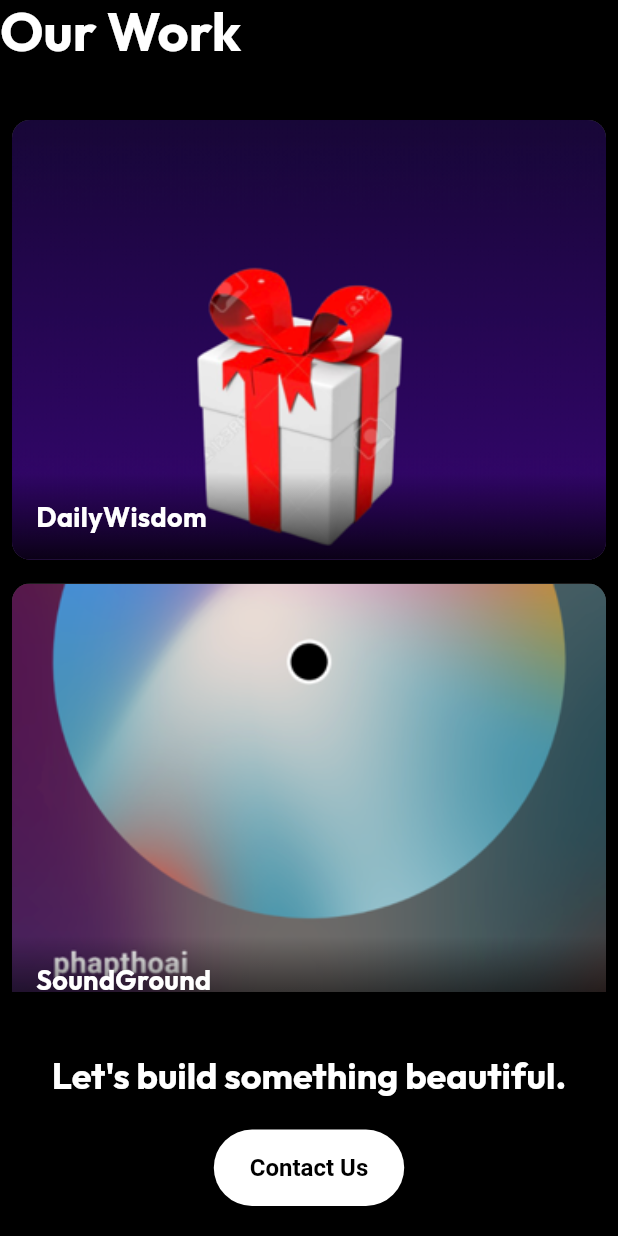
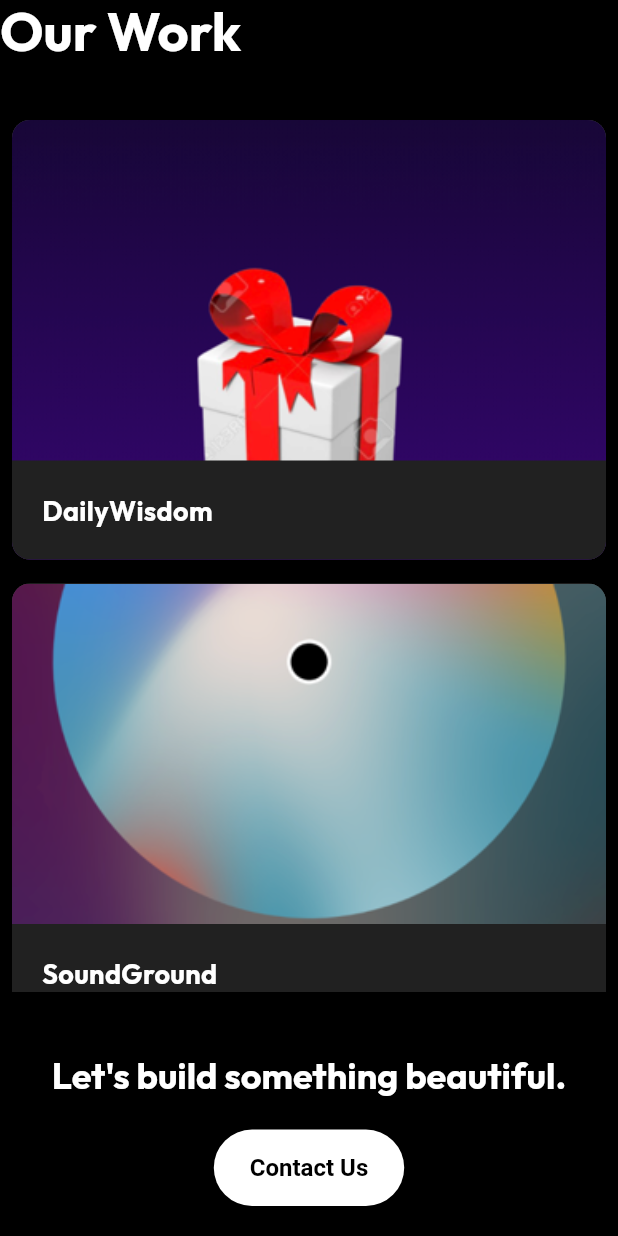
Before and after one commit to nhuquan/livana-home, a Flutter app: the OurWorkScreen widget shown alone on an empty page, opened directly, on a phone screen of 412 x 824 dp. Run offline on Flutter 3.47's test engine with Material 3 defaults, Android fonts, the phone set to English and light mode, and no system bars; our stand-ins replace google_fonts.

Commit message:
donw product

```diff
--- a/lib/screen/product_screen.dart
+++ b/lib/screen/product_screen.dart
@@ -1,4 +1,5 @@
 import 'package:flutter/material.dart';
+import 'package:url_launcher/url_launcher.dart';
 
 class OurWorkScreen extends StatelessWidget {
   const OurWorkScreen({super.key});
@@ -13,18 +14,24 @@ class OurWorkScreen extends StatelessWidget {
       {
         'title': 'DailyWisdom',
         'imagePath': 'assets/images/dailyWisdom.png',
+        'url':
+            'https://play.google.com/store/apps/details?id=dev.livana.dailywisdom'
       },
       {
         'title': 'SoundGround',
         'imagePath': 'assets/images/soundGround.png',
+        'url':
+            'https://play.google.com/store/apps/details?id=dev.livana.soundground',
       },
       {
         'title': 'Flappy',
         'imagePath': 'assets/images/flappy.png',
-      }, // Replace with actual paths
+        'url': 'https://flappy.livana.dev/',
+      },
       {
         'title': 'StarHunter',
         'imagePath': 'assets/images/starHunter.png',
+        'url': 'https://nhuquan.github.io/starHunter/',
       },
     ];
 
@@ -58,6 +65,7 @@ class OurWorkScreen extends StatelessWidget {
                             .map((item) => _WorkItemCard(
                                   title: item['title']!,
                                   imagePath: item['imagePath']!,
+                                  url: item['url']!,
                                   isSmall: true,
                                 ))
                             .toList(),
@@ -71,7 +79,7 @@ class OurWorkScreen extends StatelessWidget {
                                   child: _WorkItemCard(
                                       title: item['title']!,
                                       imagePath: item['imagePath']!,
-                                  ),
+                                      url: item['url']!),
                                 ))
                             .toList(),
                       );
@@ -112,12 +120,16 @@ class OurWorkScreen extends StatelessWidget {
 
 class _WorkItemCard extends StatelessWidget {
   final String title;
+  final String url;
   final String
       imagePath; // You'll need to add placeholder images to your assets
   final bool isSmall;
 
   const _WorkItemCard(
-      {required this.title, required this.imagePath, this.isSmall = false});
+      {required this.title,
+      required this.imagePath,
+      this.isSmall = false,
+      required this.url});
 
   @override
   Widget build(BuildContext context) {
@@ -127,6 +139,15 @@ class _WorkItemCard extends StatelessWidget {
         color: Colors.grey[900], // Placeholder color
         clipBehavior: Clip.antiAlias,
         margin: EdgeInsets.all(isSmall ? 8.0 : 12.0),
+        child: InkWell(
+          onTap: () async {
+            if (!await launchUrl(
+              Uri.parse(url),
+              mode: LaunchMode.externalApplication,
+            )) {
+              throw Exception('Could not launch $url');
+            }
+          },
           child: Stack(
             alignment: Alignment.bottomLeft,
             children: [
@@ -134,8 +155,8 @@ class _WorkItemCard extends StatelessWidget {
                 // Placeholder if no image
                 color: Colors.grey[800],
                 alignment: Alignment.center,
-              child:
-                  Icon(Icons.image_outlined, size: 50, color: Colors.grey[600]),
+                child: Icon(Icons.image_outlined,
+                    size: 50, color: Colors.grey[600]),
               ),
               // Placeholder for image:
               Image.asset(imagePath,
@@ -144,13 +165,10 @@ class _WorkItemCard extends StatelessWidget {
                   height: double.infinity),
               Container(
                 width: double.infinity,
-              padding: const EdgeInsets.all(16.0),
+                padding: const EdgeInsets.all(20.0),
                 decoration: BoxDecoration(
                   gradient: LinearGradient(
-                  colors: [
-                    Colors.black.withOpacity(0.0),
-                    Colors.black.withOpacity(0.8)
-                  ],
+                    colors: [Colors.grey[900]!, Colors.grey[900]!],
                     begin: Alignment.topCenter,
                     end: Alignment.bottomCenter,
                   ),
@@ -167,6 +185,7 @@ class _WorkItemCard extends StatelessWidget {
             ],
           ),
         ),
+      ),
     );
   }
 }
```
Lines whose indentation alone changed are shown as unchanged.
